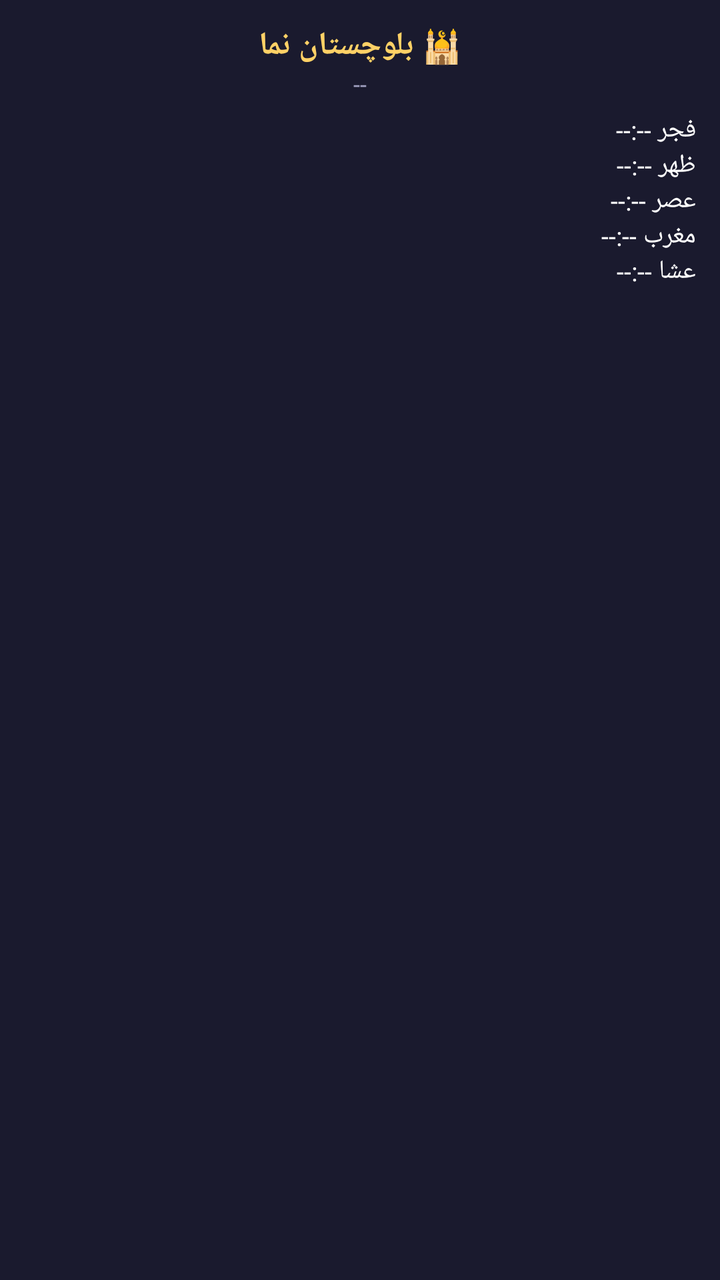
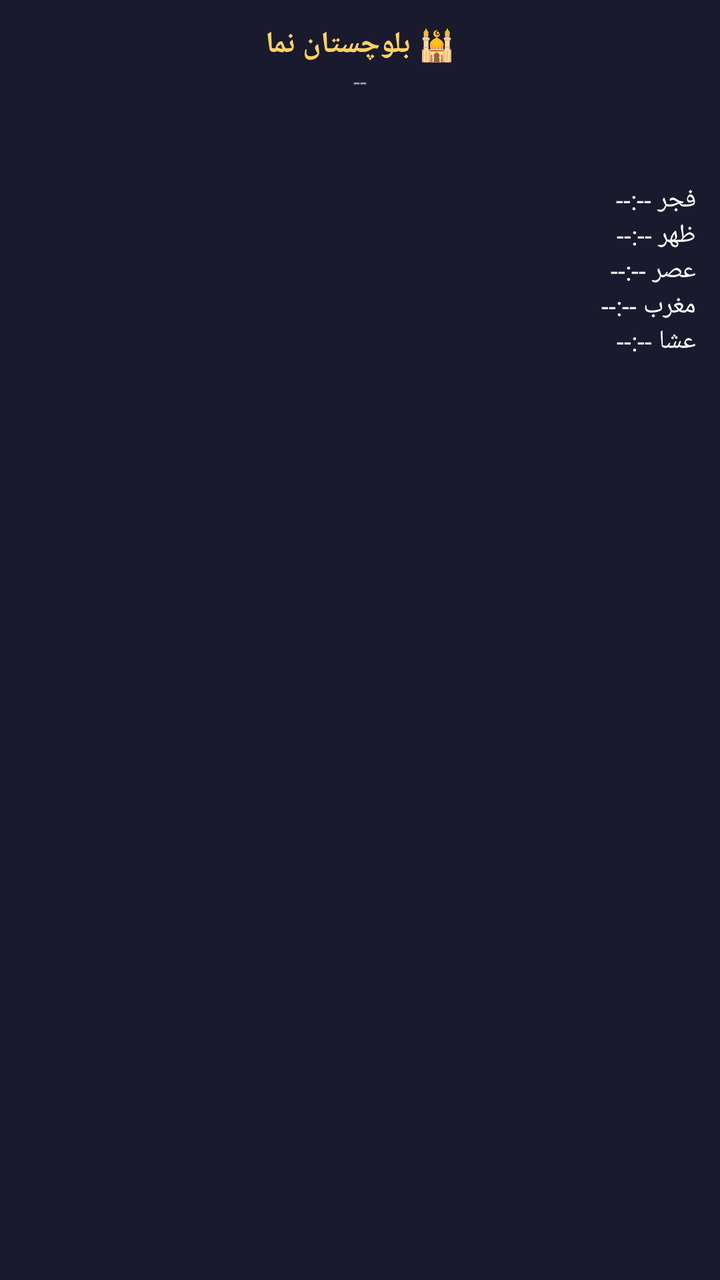

Screens rendered from an Android XML layout before and after an edit, with the pre-edit source and the edit as a unified diff.
<!-- AndroidManifest.xml: application theme AppTheme -->
<!-- res/layout/widget_layout.xml -->
<?xml version="1.0" encoding="utf-8"?>
<FrameLayout xmlns:android="http://schemas.android.com/apk/res/android"
    android:id="@+id/widget_root"
    android:layout_width="match_parent"
    android:layout_height="match_parent"
    android:background="#1a1a2e"
    android:padding="12dp">

    <LinearLayout
        android:layout_width="match_parent"
        android:layout_height="wrap_content"
        android:orientation="vertical">

        <TextView
            android:id="@+id/widget_title"
            android:layout_width="match_parent"
            android:layout_height="wrap_content"
            android:text="🕌 بلوچستان نما"
            android:textColor="#ffd166"
            android:textSize="16sp"
            android:textStyle="bold"
            android:gravity="center" />

        <TextView
            android:id="@+id/widget_date"
            android:layout_width="match_parent"
            android:layout_height="wrap_content"
            android:text="--"
            android:textColor="#a0a0c0"
            android:textSize="12sp"
            android:gravity="center"
            android:layout_marginBottom="6dp" />

        <TextView
            android:id="@+id/widget_fajr"
            android:layout_width="match_parent"
            android:layout_height="wrap_content"
            android:text="فجر --:--"
            android:textColor="#ffffff"
            android:textSize="13sp" />

        <TextView
            android:id="@+id/widget_dhuhr"
            android:layout_width="match_parent"
            android:layout_height="wrap_content"
            android:text="ظهر --:--"
            android:textColor="#ffffff"
            android:textSize="13sp" />

        <TextView
            android:id="@+id/widget_asr"
            android:layout_width="match_parent"
            android:layout_height="wrap_content"
            android:text="عصر --:--"
            android:textColor="#ffffff"
            android:textSize="13sp" />

        <TextView
            android:id="@+id/widget_maghrib"
            android:layout_width="match_parent"
            android:layout_height="wrap_content"
            android:text="مغرب --:--"
            android:textColor="#ffffff"
            android:textSize="13sp" />

        <TextView
            android:id="@+id/widget_isha"
            android:layout_width="match_parent"
            android:layout_height="wrap_content"
            android:text="عشا --:--"
            android:textColor="#ffffff"
            android:textSize="13sp" />
    </LinearLayout>
</FrameLayout>
<!-- resources referenced by this layout -->
<resources>
  <style name="AppTheme" parent="Theme.AppCompat.Light.DarkActionBar">
          
          <item name="colorPrimary">@color/colorPrimary</item>
          <item name="colorPrimaryDark">@color/colorPrimaryDark</item>
          <item name="colorAccent">@color/colorAccent</item>
      </style>
</resources>

<!-- the commit's change to res/layout/widget_layout.xml (unified diff, before → after) -->
@@ -17,7 +17,7 @@
             android:layout_height="wrap_content"
             android:text="🕌 بلوچستان نما"
             android:textColor="#ffd166"
-            android:textSize="16sp"
+            android:textSize="15sp"
             android:textStyle="bold"
             android:gravity="center" />
 
@@ -28,6 +28,26 @@
             android:text="--"
             android:textColor="#a0a0c0"
             android:textSize="12sp"
+            android:gravity="center" />
+
+        <TextView
+            android:id="@+id/widget_hijri"
+            android:layout_width="match_parent"
+            android:layout_height="wrap_content"
+            android:text=""
+            android:textColor="#8a8ab0"
+            android:textSize="11sp"
+            android:gravity="center"
+            android:layout_marginBottom="4dp" />
+
+        <TextView
+            android:id="@+id/widget_next"
+            android:layout_width="match_parent"
+            android:layout_height="wrap_content"
+            android:text=""
+            android:textColor="#7ee0a3"
+            android:textSize="13sp"
+            android:textStyle="bold"
             android:gravity="center"
             android:layout_marginBottom="6dp" />
 
@@ -70,5 +90,15 @@
             android:text="عشا --:--"
             android:textColor="#ffffff"
             android:textSize="13sp" />
+
+        <TextView
+            android:id="@+id/widget_city"
+            android:layout_width="match_parent"
+            android:layout_height="wrap_content"
+            android:text=""
+            android:textColor="#6a6a90"
+            android:textSize="10sp"
+            android:gravity="center"
+            android:layout_marginTop="4dp" />
     </LinearLayout>
 </FrameLayout>
